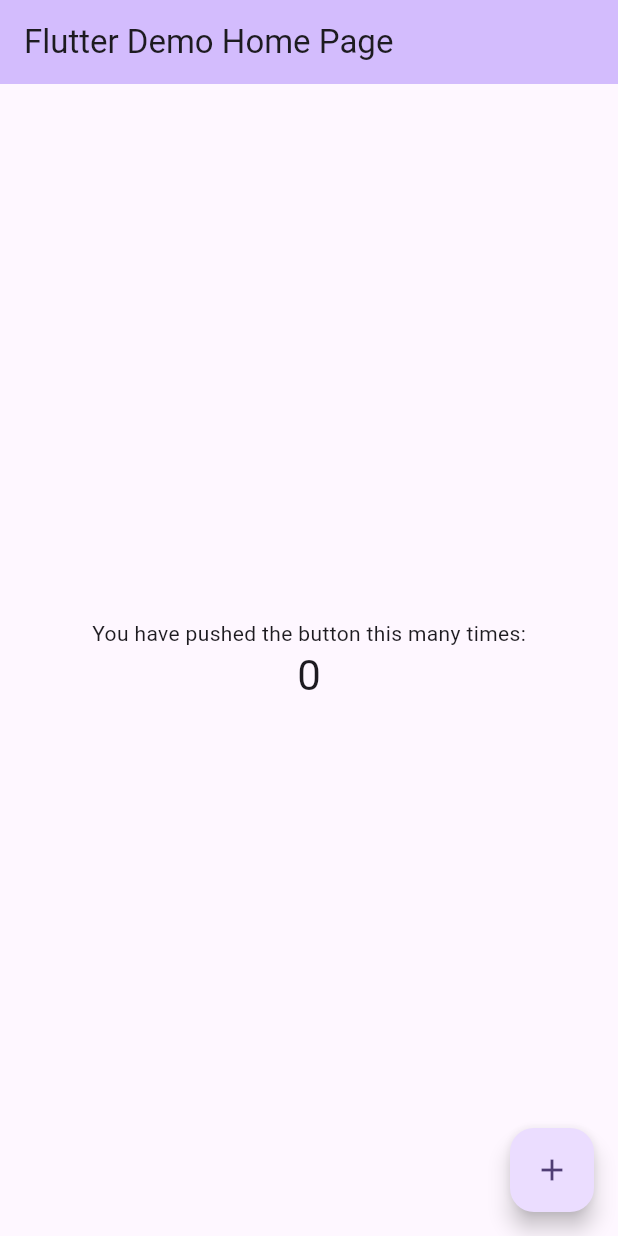
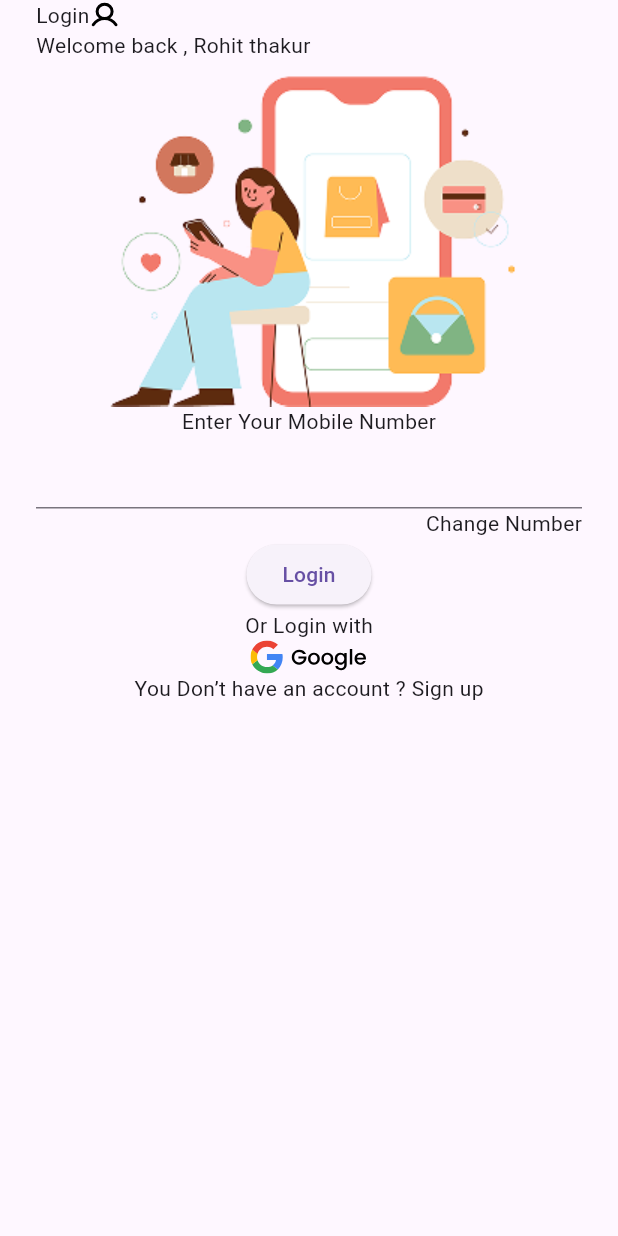
Before and after one commit to Andryshazzz/mivo, a Flutter app: the screen it shows after launch, on a phone screen of 412 x 824 dp. Run offline on Flutter 3.47's test engine with Material 3 defaults, Android fonts, the phone set to English and light mode, and no system bars; our stand-ins replace flutter_svg, get_it, injectable; generated files the repository leaves out were written again.

Commit message:
feat: create auth screen

```diff
--- a/lib/main.dart
+++ b/lib/main.dart
@@ -1,122 +1,15 @@
+import 'package:auth_test/screens/auth/auth_screen.dart';
 import 'package:flutter/material.dart';
 
 void main() {
-  runApp(const MyApp());
+  runApp(const AuthApp());
 }
 
-class MyApp extends StatelessWidget {
-  const MyApp({super.key});
-
-  // This widget is the root of your application.
-  @override
-  Widget build(BuildContext context) {
-    return MaterialApp(
-      title: 'Flutter Demo',
-      theme: ThemeData(
-        // This is the theme of your application.
-        //
-        // TRY THIS: Try running your application with "flutter run". You'll see
-        // the application has a purple toolbar. Then, without quitting the app,
-        // try changing the seedColor in the colorScheme below to Colors.green
-        // and then invoke "hot reload" (save your changes or press the "hot
-        // reload" button in a Flutter-supported IDE, or press "r" if you used
-        // the command line to start the app).
-        //
-        // Notice that the counter didn't reset back to zero; the application
-        // state is not lost during the reload. To reset the state, use hot
-        // restart instead.
-        //
-        // This works for code too, not just values: Most code changes can be
-        // tested with just a hot reload.
-        colorScheme: ColorScheme.fromSeed(seedColor: Colors.deepPurple),
-      ),
-      home: const MyHomePage(title: 'Flutter Demo Home Page'),
-    );
-  }
-}
-
-class MyHomePage extends StatefulWidget {
-  const MyHomePage({super.key, required this.title});
-
-  // This widget is the home page of your application. It is stateful, meaning
-  // that it has a State object (defined below) that contains fields that affect
-  // how it looks.
-
-  // This class is the configuration for the state. It holds the values (in this
-  // case the title) provided by the parent (in this case the App widget) and
-  // used by the build method of the State. Fields in a Widget subclass are
-  // always marked "final".
-
-  final String title;
-
-  @override
-  State<MyHomePage> createState() => _MyHomePageState();
-}
-
-class _MyHomePageState extends State<MyHomePage> {
-  int _counter = 0;
-
-  void _incrementCounter() {
-    setState(() {
-      // This call to setState tells the Flutter framework that something has
-      // changed in this State, which causes it to rerun the build method below
-      // so that the display can reflect the updated values. If we changed
-      // _counter without calling setState(), then the build method would not be
-      // called again, and so nothing would appear to happen.
-      _counter++;
-    });
-  }
+class AuthApp extends StatelessWidget {
+  const AuthApp({super.key});
 
   @override
   Widget build(BuildContext context) {
-    // This method is rerun every time setState is called, for instance as done
-    // by the _incrementCounter method above.
-    //
-    // The Flutter framework has been optimized to make rerunning build methods
-    // fast, so that you can just rebuild anything that needs updating rather
-    // than having to individually change instances of widgets.
-    return Scaffold(
-      appBar: AppBar(
-        // TRY THIS: Try changing the color here to a specific color (to
-        // Colors.amber, perhaps?) and trigger a hot reload to see the AppBar
-        // change color while the other colors stay the same.
-        backgroundColor: Theme.of(context).colorScheme.inversePrimary,
-        // Here we take the value from the MyHomePage object that was created by
-        // the App.build method, and use it to set our appbar title.
-        title: Text(widget.title),
-      ),
-      body: Center(
-        // Center is a layout widget. It takes a single child and positions it
-        // in the middle of the parent.
-        child: Column(
-          // Column is also a layout widget. It takes a list of children and
-          // arranges them vertically. By default, it sizes itself to fit its
-          // children horizontally, and tries to be as tall as its parent.
-          //
-          // Column has various properties to control how it sizes itself and
-          // how it positions its children. Here we use mainAxisAlignment to
-          // center the children vertically; the main axis here is the vertical
-          // axis because Columns are vertical (the cross axis would be
-          // horizontal).
-          //
-          // TRY THIS: Invoke "debug painting" (choose the "Toggle Debug Paint"
-          // action in the IDE, or press "p" in the console), to see the
-          // wireframe for each widget.
-          mainAxisAlignment: MainAxisAlignment.center,
-          children: <Widget>[
-            const Text('You have pushed the button this many times:'),
-            Text(
-              '$_counter',
-              style: Theme.of(context).textTheme.headlineMedium,
-            ),
-          ],
-        ),
-      ),
-      floatingActionButton: FloatingActionButton(
-        onPressed: _incrementCounter,
-        tooltip: 'Increment',
-        child: const Icon(Icons.add),
-      ), // This trailing comma makes auto-formatting nicer for build methods.
-    );
+    return MaterialApp(home: const AuthScreen());
   }
 }
--- /dev/null
+++ b/lib/screens/auth/auth_screen.dart
@@ -0,0 +1,70 @@
+import 'package:flutter/cupertino.dart';
+import 'package:flutter/material.dart';
+import 'package:flutter_svg/flutter_svg.dart';
+
+import '../../res/theme.dart';
+
+// class _AuthScreen extends StatelessWidget {
+//   const _AuthScreen({super.key});
+//
+//   @override
+//   Widget build(BuildContext context) {
+//     return const Placeholder();
+//   }
+// }
+
+class AuthScreen extends StatelessWidget {
+  const AuthScreen({super.key});
+
+  @override
+  Widget build(BuildContext context) {
+    return Scaffold(body: SafeArea(child: const AuthForm()));
+  }
+}
+
+class AuthForm extends StatelessWidget {
+  const AuthForm({super.key});
+
+  @override
+  Widget build(BuildContext context) {
+    return Padding(
+      padding: const EdgeInsets.symmetric(horizontal: 24),
+      child: Column(
+        children: [
+          Row(
+            children: [
+              Column(
+                crossAxisAlignment: CrossAxisAlignment.start,
+                mainAxisAlignment: MainAxisAlignment.start,
+                mainAxisSize: MainAxisSize.min,
+                children: [
+                  Row(
+                    children: [
+                      Text('Login'),
+                      SvgPicture.asset(ProjectIcons.user),
+                    ],
+                  ),
+                  Text('Welcome back , Rohit thakur'),
+                ],
+              ),
+            ],
+          ),
+          Image.asset(ProjectIcons.mainImage),
+          Text('Enter Your Mobile Number'),
+          TextFormField(),
+          Row(
+            mainAxisAlignment: MainAxisAlignment.end,
+            children: [Text('Change Number')],
+          ),
+          ElevatedButton(onPressed: () {}, child: Text('Login')),
+          Row(
+            mainAxisAlignment: MainAxisAlignment.center,
+            children: [Text('Or Login with')],
+          ),
+          SvgPicture.asset(ProjectIcons.google),
+          Text('You Don’t have an account ? Sign up'),
+        ],
+      ),
+    );
+  }
+}
```
Also changed, not shown: lib/dependencies.dart (added, +10 -0 lines), lib/res/theme.dart (added, +52 -0 lines), pubspec.yaml (+27 -68 lines), assets/fonts/Outfit-Bold.ttf (added), assets/fonts/Outfit-Regular.ttf (added), assets/fonts/Poppins-Bold.ttf (added), assets/fonts/Poppins-Light.ttf (added), assets/fonts/Poppins-Regular.ttf (added), assets/icons/google.svg (added), assets/icons/user.svg (added), assets/images/main_image.png (added), pubspec.lock, 3 other files.
